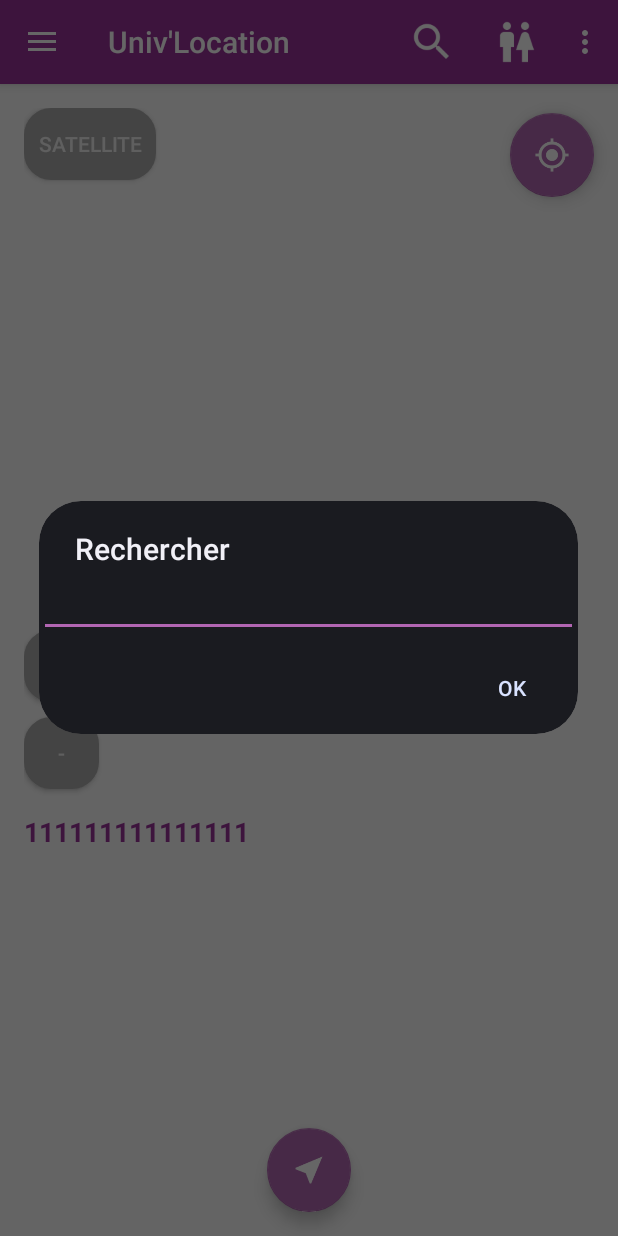
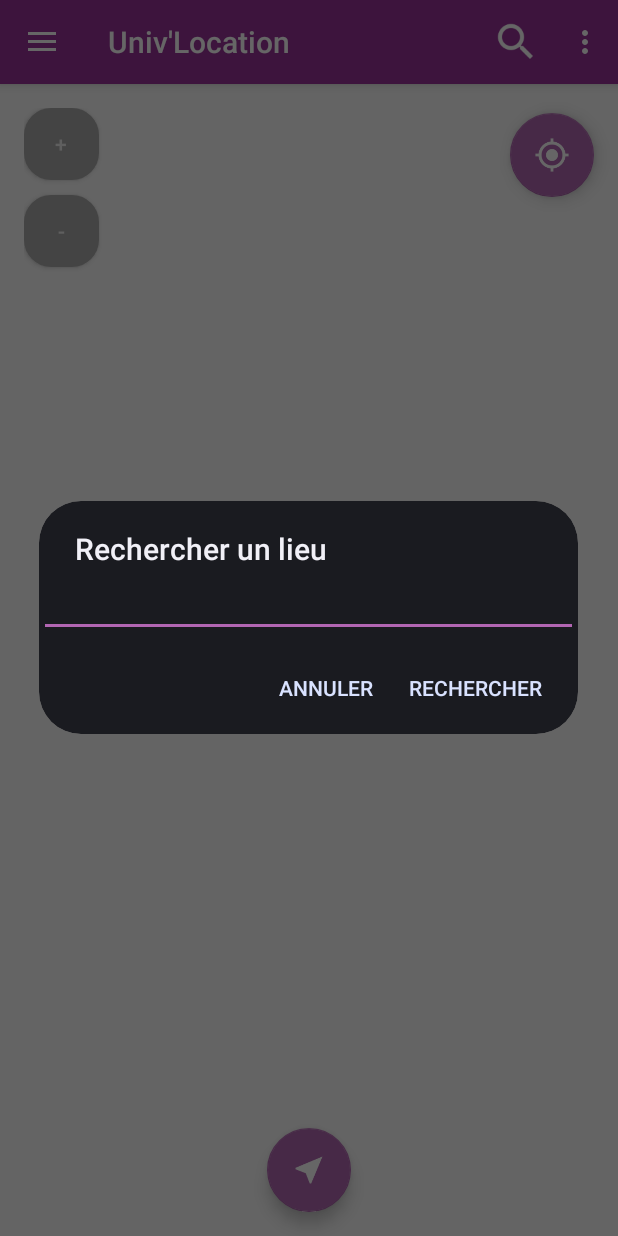
Before and after one commit to ujm-projet-l3info/Groupe4, an Android app: the screen it shows after launch (MapsActivity), after a tap on "Rechercher", on a phone screen of 412 x 824 dp. Run offline under Robolectric (Android 15) with nearby library versions, the phone set to English and light mode, and no system bars.

Commit message:
ajout recherche, itineraire prochain cours direct, design

```diff
--- a/univLocation/app/src/main/java/com/example/jules/univLocation/ItineraireActivity.java
+++ b/univLocation/app/src/main/java/com/example/jules/univLocation/ItineraireActivity.java
@@ -261,7 +261,7 @@ public class ItineraireActivity extends AppCompatActivity
 
     private void showDialogError(int i, String s) {
         AlertDialog.Builder builder = new AlertDialog.Builder(this, AlertDialog.THEME_DEVICE_DEFAULT_DARK);
-        builder.setCancelable(false);
+        builder.setCancelable(true);
 
         if(s.equals("") && i != 1) {
             builder.setTitle("Erreur d'itinéraire");
@@ -301,6 +301,9 @@ public class ItineraireActivity extends AppCompatActivity
         }
 
         AlertDialog alert = builder.create();
+
+        alert.setCanceledOnTouchOutside(true);
+
         alert.show();
     }
 }
--- a/univLocation/app/src/main/java/com/example/jules/univLocation/MapsActivity.java
+++ b/univLocation/app/src/main/java/com/example/jules/univLocation/MapsActivity.java
@@ -20,9 +20,13 @@ import android.support.v7.app.ActionBarDrawerToggle;
 import android.support.v7.app.AppCompatActivity;
 import android.support.v7.widget.Toolbar;
 import android.util.Log;
+import android.view.KeyEvent;
 import android.view.Menu;
 import android.view.MenuItem;
 import android.view.View;
+import android.view.WindowManager;
+import android.view.inputmethod.EditorInfo;
+import android.view.inputmethod.InputMethodManager;
 import android.widget.Button;
 import android.widget.EditText;
 import android.widget.TextView;
@@ -62,10 +66,12 @@ public class MapsActivity extends AppCompatActivity
     private GroundOverlay calqueFac;
     private ArrayList<Marker> marqueurs = new ArrayList<Marker>();
     private ArrayList<PolylineOptions> lignes = new ArrayList<PolylineOptions>();
+    private int vue = 0;
     private int depart = -1;
     private int arrivee = -1;
     private int etape = -1;
     private int niveau = 0;
+    private boolean premiereConnexion = false;
     public static Graphe g;
     public static Bundle b = null;
     public static double latitude;
@@ -120,7 +126,7 @@ public class MapsActivity extends AppCompatActivity
 
             mLocationRequest.setInterval(2000);
             mLocationRequest.setFastestInterval(100);
-            mLocationRequest.setPriority(LocationRequest.PRIORITY_HIGH_ACCURACY);
+            //mLocationRequest.setPriority(LocationRequest.PRIORITY_HIGH_ACCURACY);
         }
     }
 
@@ -157,49 +163,6 @@ public class MapsActivity extends AppCompatActivity
         // Etage
         TextView tv = (TextView) findViewById(R.id.etage);
         tv.setText("Niveau : " + niveau);
-
-        //Type de carte
-        final Button changerType = (Button) findViewById(R.id.type_carte);
-        changerType.setOnClickListener(new View.OnClickListener() {
-            @Override
-            public void onClick(View v) {
-                if (changerType.getText().equals("Satellite")) {
-                    mMap.clear();
-                    calqueFac.remove();
-                    mMap.setMapType(GoogleMap.MAP_TYPE_HYBRID);
-
-                    if(!lignes.isEmpty()) {
-                        for (int i = 0; i < lignes.size(); i++) {
-                            mMap.addPolyline(lignes.get(i));
-                        }
-
-                        if(depart != -1) {
-                            mMap.addMarker(new MarkerOptions()
-                                    .position(new LatLng(g.noeuds.get(depart).getLat(), g.noeuds.get(depart).getLon()))
-                                    .title("Départ")
-                                    .icon(BitmapDescriptorFactory.defaultMarker(BitmapDescriptorFactory.HUE_ROSE)));
-                        }
-                        if(etape != -1) {
-                            mMap.addMarker(new MarkerOptions()
-                                    .position(new LatLng(g.noeuds.get(etape).getLat(), g.noeuds.get(etape).getLon()))
-                                    .title("Étape")
-                                    .icon(BitmapDescriptorFactory.defaultMarker(BitmapDescriptorFactory.HUE_ORANGE)));
-                        }
-                        if(arrivee != -1) {
-                            mMap.addMarker(new MarkerOptions()
-                                    .position(new LatLng(g.noeuds.get(arrivee).getLat(), g.noeuds.get(arrivee).getLon()))
-                                    .title("Arrivée")
-                                    .icon(BitmapDescriptorFactory.defaultMarker(BitmapDescriptorFactory.HUE_GREEN)));
-                        }
-                    }
-                    changerType.setText(R.string.plan);
-                } else {
-                    mMap.setMapType(GoogleMap.MAP_TYPE_NORMAL);
-                    creerCalque(niveau);
-                    changerType.setText(R.string.satellite);
-                }
-            }
-        });
 
         // Changer niveau
         Button monter = (Button) findViewById(R.id.monter);
@@ -300,8 +263,7 @@ public class MapsActivity extends AppCompatActivity
 
         int n = g.noeuds.get(chemin.noeuds.get(0)).getNiveau();
 
-        Button changerType = (Button) findViewById(R.id.type_carte);
-        if(changerType.getText().equals("Satellite")) {
+        if(vue == 0) {
             if(n != niveau) {
                 creerCalque(n);
                 TextView tv = (TextView) findViewById(R.id.etage);
@@ -579,26 +541,102 @@ public class MapsActivity extends AppCompatActivity
         }
         else if(item.getItemId() == R.id.recherche)
         {
-            AlertDialog.Builder alertDialogBuilder = new AlertDialog.Builder(this, AlertDialog.THEME_DEVICE_DEFAULT_DARK);
-            alertDialogBuilder.setTitle("Rechercher");
+            final AlertDialog.Builder alertDialogBuilder = new AlertDialog.Builder(this, AlertDialog.THEME_DEVICE_DEFAULT_DARK);
+            alertDialogBuilder.setTitle("Rechercher un lieu");
+
             alertDialogBuilder.setCancelable(true);
 
-            final EditText et = new EditText(this);
+            final EditText recherche = new EditText(this);
+            recherche.setTextColor(Color.parseColor("#63c1ba"));
+            recherche.setSingleLine(true);
+            recherche.setImeActionLabel("Ok", KeyEvent.KEYCODE_ENTER);
 
-            // set prompts.xml to alertdialog builder
-            alertDialogBuilder.setView(et);
+            alertDialogBuilder.setView(recherche);
 
-            // set dialog message
-            alertDialogBuilder.setCancelable(false);
-            alertDialogBuilder.setPositiveButton("Ok", new DialogInterface.OnClickListener() {
+            alertDialogBuilder.setPositiveButton("Rechercher", new DialogInterface.OnClickListener() {
                 public void onClick(DialogInterface dialog, int id) {
+                    if(!recherche.getText().toString().equals("") && !recherche.getText().toString().matches(" *")) {
+                        ArrayList<Integer> liste = MapsActivity.g.cherchePOI(recherche.getText().toString());
+
+                        if(!liste.isEmpty()) {
+                            effacerMarqueurs();
+                            marqueurs = new ArrayList<Marker>();
+
+                            Noeud n = g.noeuds.get(liste.get(0));
+                            LatLng l = new LatLng(n.getLat(), n.getLon());
+
+                            MarkerOptions options = new MarkerOptions()
+                                    .title(n.POIs.get(0) + " (niveau " + n.getNiveau() + ")")
+                                    .position(l)
+                                    .icon(BitmapDescriptorFactory.defaultMarker(BitmapDescriptorFactory.HUE_VIOLET));
+
+                            marqueurs.add(mMap.addMarker(options));
+
+                            mMap.moveCamera(CameraUpdateFactory.newLatLngZoom(new LatLng(n.getLat(), n.getLon()), 18));
+                        }
+                    }
                 }
             });
 
-            // create alert dialog
-            AlertDialog alertDialog = alertDialogBuilder.create();
-            // show it
+            alertDialogBuilder.setNegativeButton("Annuler", new DialogInterface.OnClickListener() {
+                @Override
+                public void onClick(DialogInterface dialog, int which) {
+                    dialog.dismiss();
+                }
+            });
+
+            final AlertDialog alertDialog = alertDialogBuilder.create();
+            recherche.setOnFocusChangeListener(new View.OnFocusChangeListener() {
+                @Override
+                public void onFocusChange(View v, boolean hasFocus) {
+                    if (hasFocus) {
+                        alertDialog.getWindow().setSoftInputMode(WindowManager.LayoutParams.SOFT_INPUT_STATE_ALWAYS_VISIBLE);
+                    }
+                }
+            });
+
+            alertDialog.setCanceledOnTouchOutside(true);
+
             alertDialog.show();
+        }
+        else if(item.getItemId() == R.id.changer_vue)
+        {
+            if (vue == 0) {
+                mMap.clear();
+                calqueFac.remove();
+                mMap.setMapType(GoogleMap.MAP_TYPE_HYBRID);
+
+                if(!lignes.isEmpty()) {
+                    for (int i = 0; i < lignes.size(); i++) {
+                        mMap.addPolyline(lignes.get(i));
+                    }
+
+                    if(depart != -1) {
+                        mMap.addMarker(new MarkerOptions()
+                                .position(new LatLng(g.noeuds.get(depart).getLat(), g.noeuds.get(depart).getLon()))
+                                .title("Départ")
+                                .icon(BitmapDescriptorFactory.defaultMarker(BitmapDescriptorFactory.HUE_ROSE)));
+                    }
+                    if(etape != -1) {
+                        mMap.addMarker(new MarkerOptions()
+                                .position(new LatLng(g.noeuds.get(etape).getLat(), g.noeuds.get(etape).getLon()))
+                                .title("Étape")
+                                .icon(BitmapDescriptorFactory.defaultMarker(BitmapDescriptorFactory.HUE_ORANGE)));
+                    }
+                    if(arrivee != -1) {
+                        mMap.addMarker(new MarkerOptions()
+                                .position(new LatLng(g.noeuds.get(arrivee).getLat(), g.noeuds.get(arrivee).getLon()))
+                                .title("Arrivée")
+                                .icon(BitmapDescriptorFactory.defaultMarker(BitmapDescriptorFactory.HUE_GREEN)));
+                    }
+                }
+
+                vue = 1;
+            } else {
+                mMap.setMapType(GoogleMap.MAP_TYPE_NORMAL);
+                creerCalque(niveau);
+                vue = 0;
+            }
         }
 
         return true;
@@ -617,13 +655,15 @@ public class MapsActivity extends AppCompatActivity
             latitude = mLastLocation.getLatitude();
             longitude = mLastLocation.getLongitude();
 
-            if(depart == -1 && etape == -1 && arrivee == -1) {
+            if(!premiereConnexion) {
                 Noeud n = g.noeuds.get(g.recollerGraphe(latitude, longitude));
 
                 LatLng maPos = new LatLng(n.getLat(), n.getLon());
 
                 //new LatLng(45.422949, 4.425735)
                 mMap.moveCamera(CameraUpdateFactory.newLatLngZoom(maPos, 18));
+
+                premiereConnexion = true;
             }
         }
     }
@@ -658,7 +698,7 @@ public class MapsActivity extends AppCompatActivity
 
     private void showDialogGPS() {
         AlertDialog.Builder builder = new AlertDialog.Builder(this, AlertDialog.THEME_DEVICE_DEFAULT_DARK);
-        builder.setCancelable(false);
+        builder.setCancelable(true);
 
         builder.setTitle("Localisation désactivée");
         builder.setMessage("Voulez-vous activer la localisation ?");
@@ -676,6 +716,9 @@ public class MapsActivity extends AppCompatActivity
         });
 
         AlertDialog alert = builder.create();
+
+        alert.setCanceledOnTouchOutside(true);
+
         alert.show();
     }
 
--- a/univLocation/app/src/main/res/layout/app_bar_main.xml
+++ b/univLocation/app/src/main/res/layout/app_bar_main.xml
@@ -28,7 +28,7 @@
         android:layout_width="wrap_content"
         android:layout_height="wrap_content"
         android:layout_gravity="bottom|center"
-        android:layout_margin="@dimen/fab_margin"
+        android:layout_marginBottom="@dimen/fab_margin"
         android:src="@drawable/ic_near_me_white_48dp" />
 
     <android.support.design.widget.FloatingActionButton
--- a/univLocation/app/src/main/res/layout/content_main.xml
+++ b/univLocation/app/src/main/res/layout/content_main.xml
@@ -11,25 +11,17 @@
     android:paddingTop="@dimen/activity_vertical_margin"
     app:layout_behavior="@string/appbar_scrolling_view_behavior"
     tools:context="com.example.jules.univLocation.MapsActivity"
-    tools:showIn="@layout/app_bar_main">
+    tools:showIn="@layout/app_bar_main" >
 
-    <GridLayout
+    <LinearLayout
+        android:orientation="vertical"
         android:layout_width="match_parent"
         android:layout_height="match_parent"
         android:layout_alignParentTop="true"
-        android:layout_centerHorizontal="true"
-        android:rowCount="4"
-        android:columnCount="1">
-
-        <Button
-            android:layout_width="wrap_content"
-            android:layout_height="wrap_content"
-            android:text="@string/satellite"
-            android:background="@drawable/bouton"
-            android:textColor="@color/colorText"
-            android:id="@+id/type_carte"
-            android:layout_row="0"
-            android:layout_column="0"/>
+        android:layout_alignParentRight="true"
+        android:layout_alignParentEnd="true"
+        android:layout_alignParentBottom="true"
+        android:gravity="top|center">
 
         <TextView
             android:layout_width="wrap_content"
@@ -37,11 +29,19 @@
             android:textColor="@color/colorPrimary"
             android:textStyle="bold"
             android:textAppearance="?android:attr/textAppearanceMedium"
-            android:text="111111111111111"
-            android:id="@+id/etage"
+            android:text=""
+            android:id="@+id/etage"/>
 
-            android:layout_row="3"
-            android:layout_column="0"/>
+    </LinearLayout>
+
+    <LinearLayout
+        android:orientation="vertical"
+        android:layout_width="match_parent"
+        android:layout_height="match_parent"
+        android:layout_alignParentTop="true"
+        android:layout_alignParentRight="true"
+        android:layout_alignParentEnd="true"
+        android:gravity="top|start">
 
         <Button
             android:layout_width="50dp"
@@ -49,10 +49,7 @@
             android:text="@string/etage_plus"
             android:background="@drawable/bouton"
             android:textColor="@color/colorText"
-            android:id="@+id/monter"
-            android:layout_marginTop="300dp"
-            android:layout_row="1"
-            android:layout_column="0" />
+            android:id="@+id/monter"/>
 
         <Button
             android:layout_marginTop="10dp"
@@ -62,10 +59,8 @@
             android:background="@drawable/bouton"
             android:textColor="@color/colorText"
             android:id="@+id/descendre"
-            android:layout_marginBottom="@dimen/fab_margin"
-            android:layout_row="2"
-            android:layout_column="0" />
+            android:layout_marginBottom="@dimen/fab_margin"/>
 
-    </GridLayout>
+    </LinearLayout>
 
 </RelativeLayout>
--- a/univLocation/app/src/main/res/menu/main.xml
+++ b/univLocation/app/src/main/res/menu/main.xml
@@ -11,21 +11,26 @@
     <item android:id="@+id/trouver_wc"
         android:title="@string/trouver_toilettes"
         android:icon="@drawable/ic_wc_white_48dp"
-        app:showAsAction="ifRoom" />
+        app:showAsAction="never" />
 
     <item android:id="@+id/trouver_distrib"
         android:title="@string/trouver_distrib"
         android:icon="@drawable/ic_free_breakfast_white_48dp"
-        app:showAsAction="ifRoom" />
+        app:showAsAction="never" />
+
+    <item android:id="@+id/trouver_manger"
+        android:title="@string/trouver_manger"
+        android:icon="@drawable/ic_restaurant_white_48dp"
+        app:showAsAction="never" />
 
     <item android:id="@+id/trouver_prochain_cours"
         android:title="@string/trouver_prochain_cours"
         android:icon="@drawable/ic_school_white_48dp"
-        app:showAsAction="ifRoom" />
+        app:showAsAction="never" />
 
-    <item android:id="@+id/trouver_manger"
-        android:title="@string/trouver_manger"
-        android:icon="@drawable/ic_restaurant_white_48dp"
-        app:showAsAction="ifRoom" />
+    <item android:id="@+id/changer_vue"
+        android:title="@string/changer_vue"
+        android:icon="@drawable/ic_terrain_white_48dp"
+        app:showAsAction="never" />
 
 </menu>
```
Also changed, not shown: univLocation/app/src/main/res/values/strings.xml (+9 -4 lines), univLocation/app/src/main/res/drawable/ic_terrain_white_48dp.png (added).
